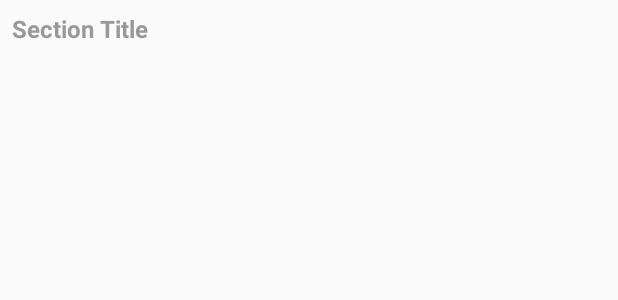
After one commit to HaoticV/Travelo, an Android app: the layout item_section.xml on its own in the app's theme, with its tools: preview values and no code run, on a phone screen of 412 x 824 dp. The commit adds this screen. Shown: the top 300 px of the screen. Run offline under Robolectric (Android 15) with nearby library versions, the phone set to English and light mode, and no system bars.

Commit message:
sectioned routes list

```diff
--- /dev/null
+++ b/app/src/main/res/layout/item_section.xml
@@ -0,0 +1,20 @@
+<?xml version="1.0" encoding="utf-8"?>
+<LinearLayout xmlns:android="http://schemas.android.com/apk/res/android"
+    android:layout_width="match_parent"
+    android:layout_height="wrap_content"
+    android:orientation="vertical"
+    android:paddingLeft="@dimen/spacing_smlarge"
+    android:paddingTop="@dimen/spacing_large"
+    android:paddingRight="@dimen/spacing_smlarge"
+    android:paddingBottom="@dimen/spacing_large">
+
+    <TextView
+        android:id="@+id/title_section"
+        android:layout_width="wrap_content"
+        android:layout_height="wrap_content"
+        android:text="Section Title"
+        android:textAppearance="@style/TextAppearance.AppCompat.Subhead"
+        android:textColor="@color/grey_40"
+        android:textStyle="bold" />
+
+</LinearLayout>
```
Also changed, not shown: app/src/main/java/com/example/travelo/profile/ProfileActivity.kt (+9 -3 lines), app/src/main/java/com/example/travelo/profile/RouteRecyclerViewAdapter.kt (+33 -8 lines).
